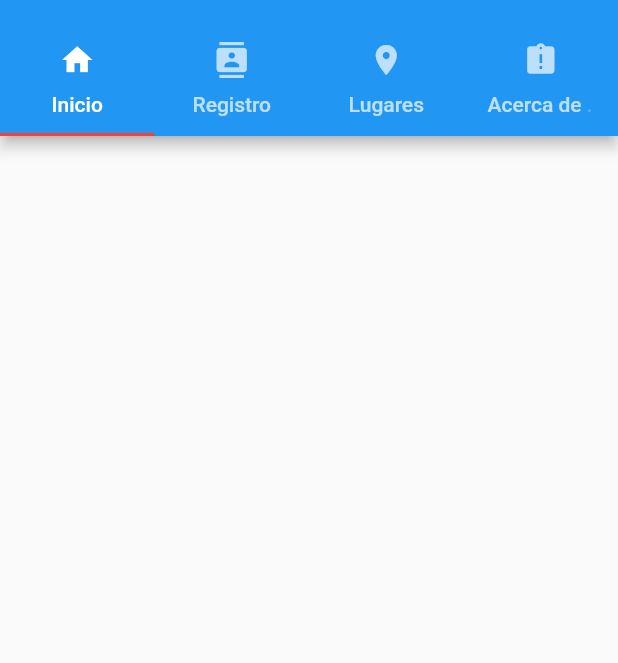
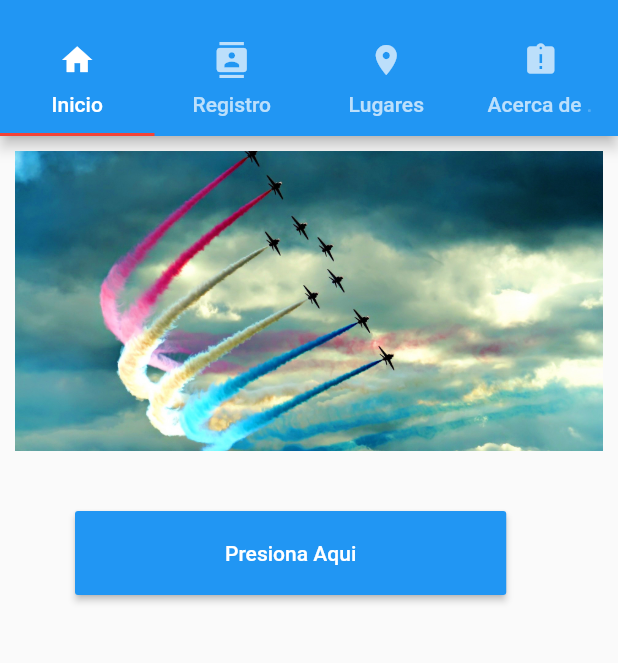
Before and after one commit to cristianfchq/flutterTabs, a Flutter app: the screen it shows after launch, on a phone screen of 412 x 824 dp, the part 59-722 px from its top. Run offline on Flutter 3.47's test engine with Material 2 defaults, Android fonts, the phone set to English and light mode, and no system bars.

Commit message:
creando contenido a los tabs y darle alguna funcionalidad

```diff
--- a/lib/main.dart
+++ b/lib/main.dart
@@ -39,7 +39,10 @@ class MyApp extends StatelessWidget {
         //
         body: TabBarView(
           children: <Widget>[
-            inicioTabs(),
+            new inicioTabs(),
+            new inicioTabs(),
+            new inicioTabs(),
+            new inicioTabs(),
           ],
         ),
       ),
--- a/lib/tabs/inicio_tabs.dart
+++ b/lib/tabs/inicio_tabs.dart
@@ -3,8 +3,48 @@ import 'package:flutter/material.dart';
 class inicioTabs extends StatelessWidget {
   @override
   Widget build(BuildContext context) {
-    return Container(
-
+    return Scaffold(
+      body: Stack(
+        children: <Widget>[
+          //agregamos imagen
+          Container(
+            margin: const EdgeInsets.all(10.0),
+            width: 400,
+            height: 200,
+            decoration: BoxDecoration(
+              image: DecorationImage(
+                image: AssetImage(
+                  'assets/images/205.jpg'
+                ),
+                fit: BoxFit.cover,
+              ),
+            ),
+          ),
+          //agregamos un botton con una accion
+          Container(
+            margin: EdgeInsets.only(
+              top: 250.0,
+              left: 50.0,
+            ),
+            child: RaisedButton(
+              padding: EdgeInsets.only(
+                top: 20.0,
+                left: 100.0,
+                right: 100.0,
+                bottom: 20.0,
+              ),
+              textColor: Colors.white,
+              color: Colors.blue,
+              onPressed: (){
+                Scaffold
+                .of(context)
+                .showSnackBar(SnackBar(content: Text('Hola mundo'),));
+              },
+              child: Text("Presiona Aqui"),
+            ),
+          ),
+        ],
+      ),
     );
   }
 }
--- a/pubspec.yaml
+++ b/pubspec.yaml
@@ -45,7 +45,7 @@ flutter:
   #  - images/a_dot_burr.jpeg
   #  - images/a_dot_ham.jpeg
   assets:
-    - assets/images/
+     - assets/images/
 
   # An image asset can refer to one or more resolution-specific "variants", see
   # https://flutter.dev/assets-and-images/#resolution-aware.
```
